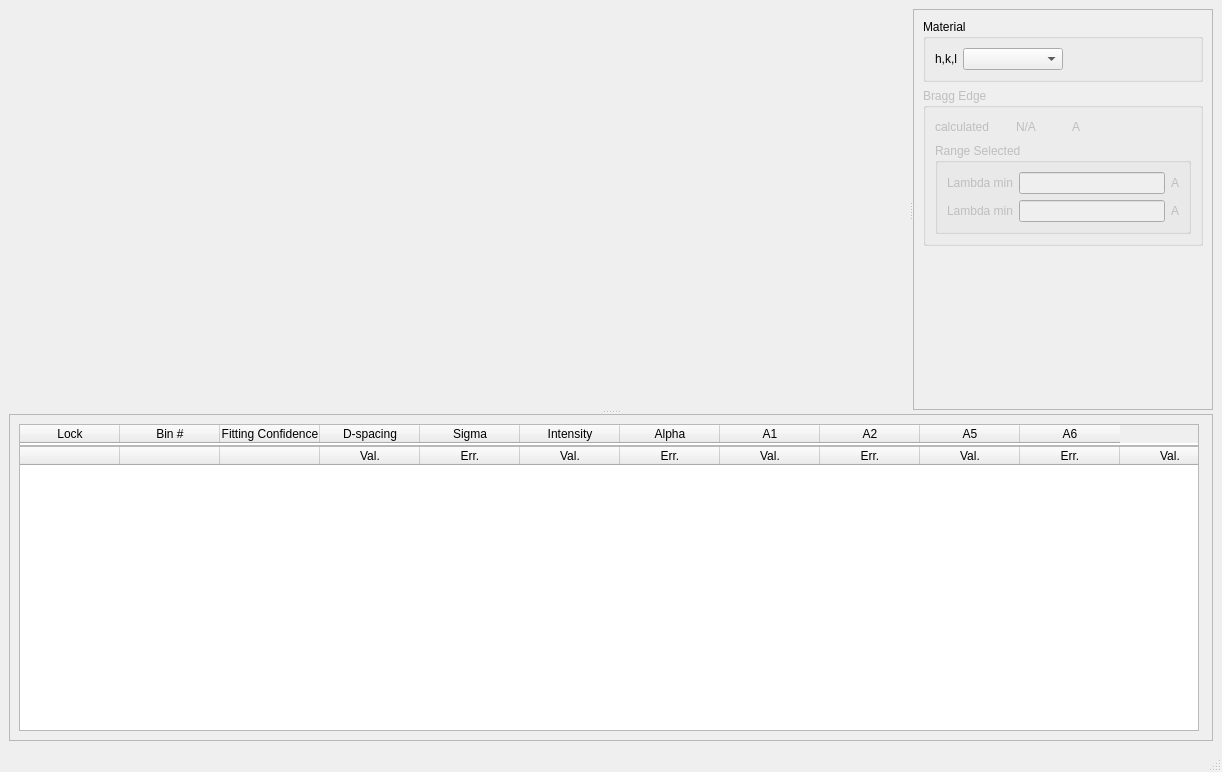
Above: designer/ui_fittingWindow.ui from ornlneutronimaging/iBeatles before the change. Below: the same form after it.
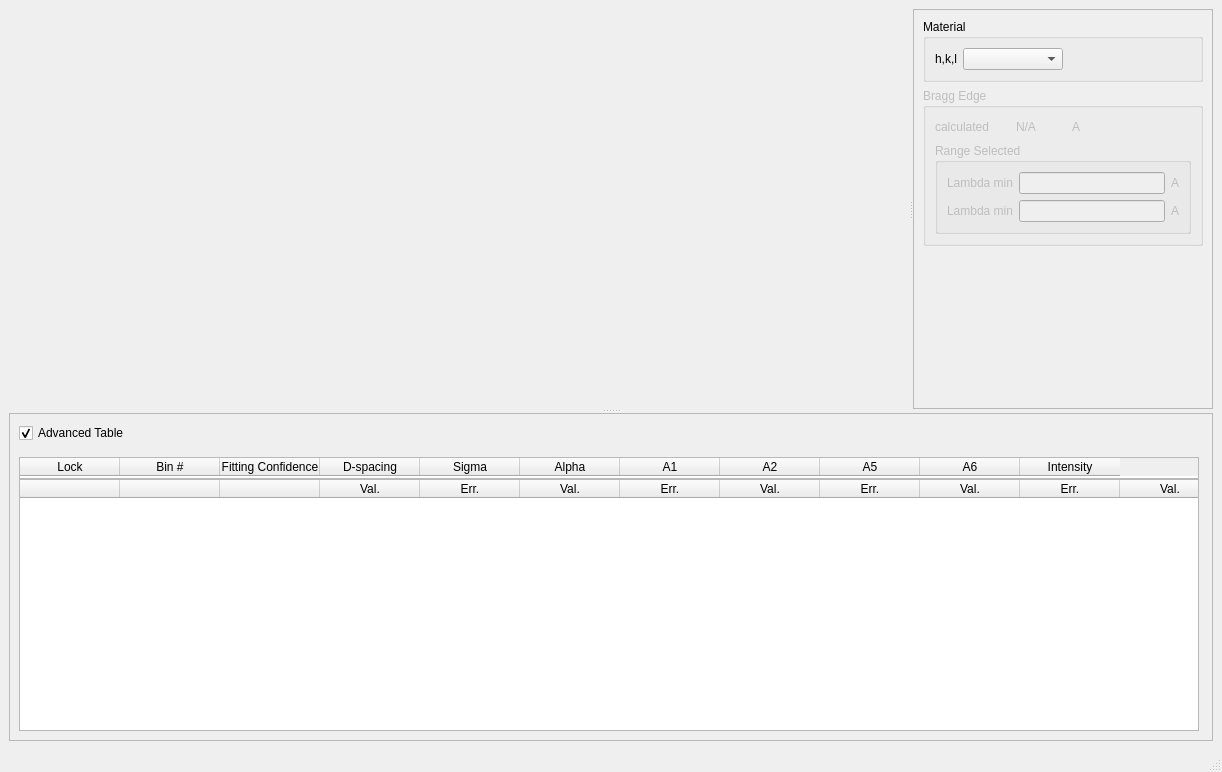
That is the form after the change.

Commit message: Added checkbox that will allow to switch between advanced and normal table in fitting window

Patch:
```diff
--- a/designer/ui_fittingWindow.ui
+++ b/designer/ui_fittingWindow.ui
@@ -283,6 +283,23 @@
         <property name="spacing">
          <number>0</number>
         </property>
+        <item>
+         <widget class="QCheckBox" name="advanced_table_checkBox">
+          <property name="text">
+           <string>Advanced Table</string>
+          </property>
+          <property name="checked">
+           <bool>true</bool>
+          </property>
+         </widget>
+        </item>
+        <item>
+         <widget class="QLabel" name="label_3">
+          <property name="text">
+           <string/>
+          </property>
+         </widget>
+        </item>
         <item>
          <widget class="QTableWidget" name="header_table">
           <property name="sizePolicy">
@@ -358,11 +375,6 @@
             <string>Sigma</string>
            </property>
           </column>
-          <column>
-           <property name="text">
-            <string>Intensity</string>
-           </property>
-          </column>
           <column>
            <property name="text">
             <string>Alpha</string>
@@ -388,6 +400,11 @@
             <string>A6</string>
            </property>
           </column>
+          <column>
+           <property name="text">
+            <string>Intensity</string>
+           </property>
+          </column>
          </widget>
         </item>
         <item>
```
Left out of the diff: 17 changed lines with no effect on the pictures. The commit also changes 4 other files.
